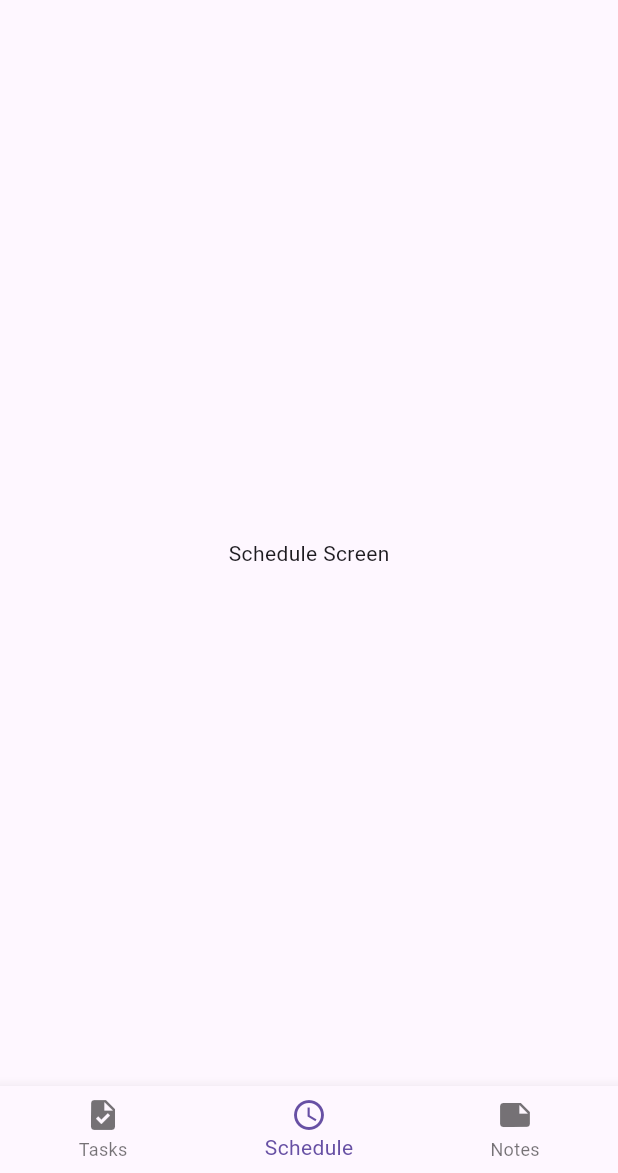
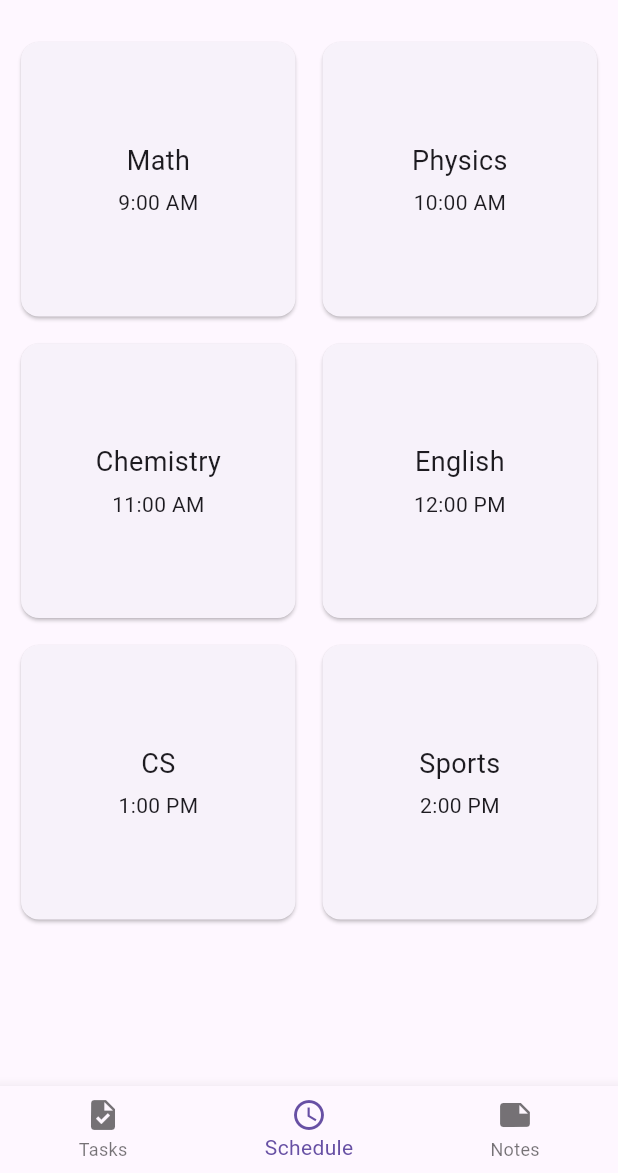
Before and after one commit to Vivek-afk81/web-technology, a Flutter app: the screen it shows after launch, item 2 of the bottom bar chosen, on a phone screen of 412 x 824 dp, the part 63-1236 px from its top. Run offline on Flutter 3.47's test engine with Material 3 defaults, Android fonts, the phone set to English and light mode, and no system bars.

Commit message:
add schedule_screen

```diff
--- a/flutter/student_organizer/lib/home_screen.dart
+++ b/flutter/student_organizer/lib/home_screen.dart
@@ -1,5 +1,6 @@
 import 'package:flutter/material.dart';
 import 'tasks_screen.dart';
+import 'schedule_screen.dart';
 
 class HomeScreen extends StatefulWidget{
   @override
@@ -11,7 +12,7 @@ class _HomeScreenState extends State<HomeScreen> {
 
   final List<Widget> _screens = [
     Center(child: TasksScreen()),
-    Center(child: Text("Schedule Screen")),
+    Center(child: ScheduleScreen()),
     Center(child: Text("Notes Screen")),
   ];
 
--- a/flutter/student_organizer/lib/main.dart
+++ b/flutter/student_organizer/lib/main.dart
@@ -1,5 +1,6 @@
 import 'package:flutter/material.dart';
 import 'home_screen.dart';
+
 
 void main() {
   runApp(MyApp());
--- /dev/null
+++ b/flutter/student_organizer/lib/schedule_screen.dart
@@ -0,0 +1,62 @@
+import 'package:flutter/material.dart';
+
+class ScheduleScreen extends StatelessWidget {
+  final List<Map<String, String>> subjects = [
+    {"name": "Math", "time": "9:00 AM"},
+    {"name": "Physics", "time": "10:00 AM"},
+    {"name": "Chemistry", "time": "11:00 AM"},
+    {"name": "English", "time": "12:00 PM"},
+    {"name": "CS", "time": "1:00 PM"},
+    {"name": "Sports", "time": "2:00 PM"},
+  ];
+
+  void showDetails(BuildContext context, Map<String, String> subject) {
+    showDialog(
+      context: context,
+      builder: (context) {
+        return AlertDialog(
+          title: Text(subject["name"]!),
+          content: Text("Time: ${subject["time"]}"),
+          actions: [
+            TextButton(
+              onPressed: () => Navigator.pop(context),
+              child: Text("Close"),
+            )
+          ],
+        );
+      },
+    );
+  }
+
+  @override
+  Widget build(BuildContext context) {
+    return GridView.builder(
+      padding: EdgeInsets.all(10),
+      gridDelegate: SliverGridDelegateWithFixedCrossAxisCount(
+        crossAxisCount: 2,
+        crossAxisSpacing: 10,
+        mainAxisSpacing: 10,
+      ),
+      itemCount: subjects.length,
+      itemBuilder: (context, index) {
+        final subject = subjects[index];
+
+        return GestureDetector(
+          onTap: () => showDetails(context, subject),
+          child: Card(
+            child: Center(
+              child: Column(
+                mainAxisAlignment: MainAxisAlignment.center,
+                children: [
+                  Text(subject["name"]!, style: TextStyle(fontSize: 18)),
+                  SizedBox(height: 5),
+                  Text(subject["time"]!),
+                ],
+              ),
+            ),
+          ),
+        );
+      },
+    );
+  }
+}
```
